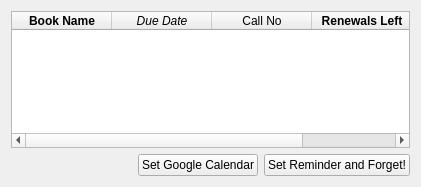
Old version of the form Sandbox/design/ui_reminder.ui in the repository manashmandal/KLAS.
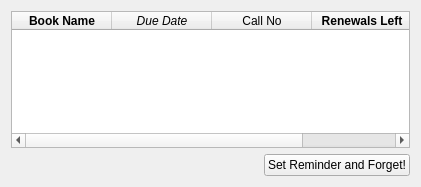
New version of the form.

Commit message: added google calendar

Diff of the .ui file:
```diff
--- a/Sandbox/design/ui_reminder.ui
+++ b/Sandbox/design/ui_reminder.ui
@@ -78,13 +78,6 @@
      </property>
     </spacer>
    </item>
-   <item row="2" column="1">
-    <widget class="QPushButton" name="setCalendarPushButton">
-     <property name="text">
-      <string>Set Google Calendar</string>
-     </property>
-    </widget>
-   </item>
   </layout>
  </widget>
  <resources/>
```
Left out of the diff: 4 changed lines with no effect on the pictures. The commit also changes 8 other files.
